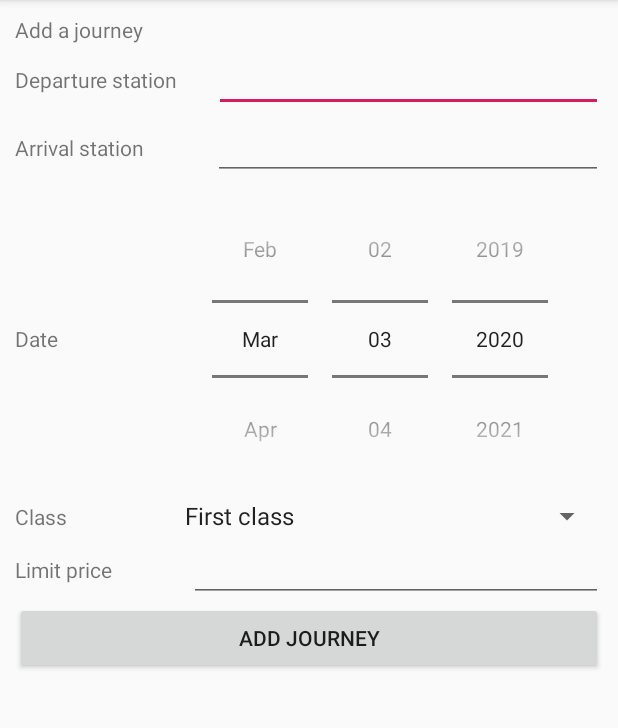
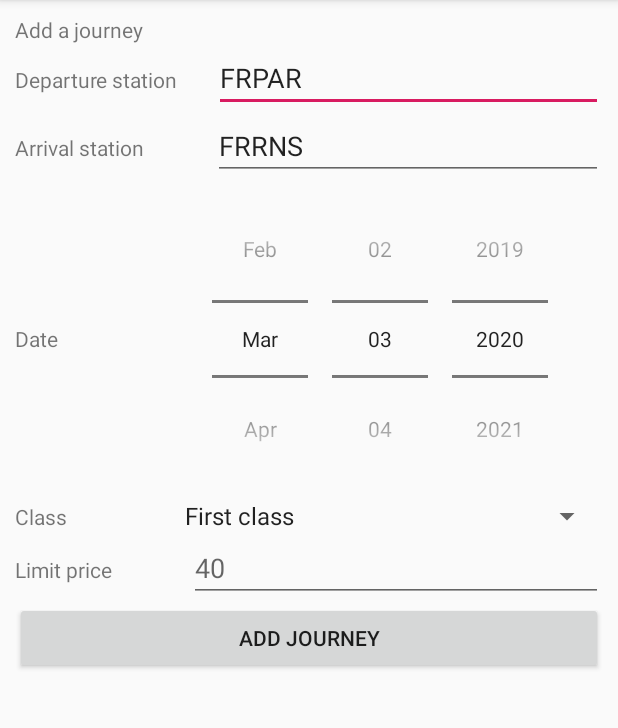
Before and after one commit to paul-henriz/MonBilletDeTrain, an Android app: the AddJourneyActivity screen opened directly, with no data from a screen before it, on a phone screen of 412 x 824 dp, the part 84-812 px from its top. Run offline under Robolectric (Android 15) with nearby library versions, the phone set to English and light mode, and no system bars.

Commit message:
Ajout de données d'exemple
Signed-off-by: Paul-Henri Zimmerlin <paulhenri.zimmerlin@gmail.com>

```diff
--- a/app/src/main/res/layout/activity_add_journey.xml
+++ b/app/src/main/res/layout/activity_add_journey.xml
@@ -43,7 +43,8 @@
                 android:layout_weight="1"
                 android:ems="10"
                 android:inputType="textPersonName"
-                android:labelFor="@id/departure_label" />
+                android:labelFor="@id/departure_label"
+                android:text="FRPAR" />
         </LinearLayout>
 
         <LinearLayout
@@ -65,7 +66,8 @@
                 android:layout_weight="1"
                 android:ems="10"
                 android:inputType="textPersonName"
-                android:labelFor="@id/arrival_label" />
+                android:labelFor="@id/arrival_label"
+                android:text="FRRNS" />
         </LinearLayout>
 
         <LinearLayout
@@ -129,6 +131,7 @@
                 android:layout_height="wrap_content"
                 android:layout_weight="1"
                 android:ems="10"
+                android:hint="40"
                 android:inputType="numberDecimal"
                 android:labelFor="@id/price_label" />
 
```
